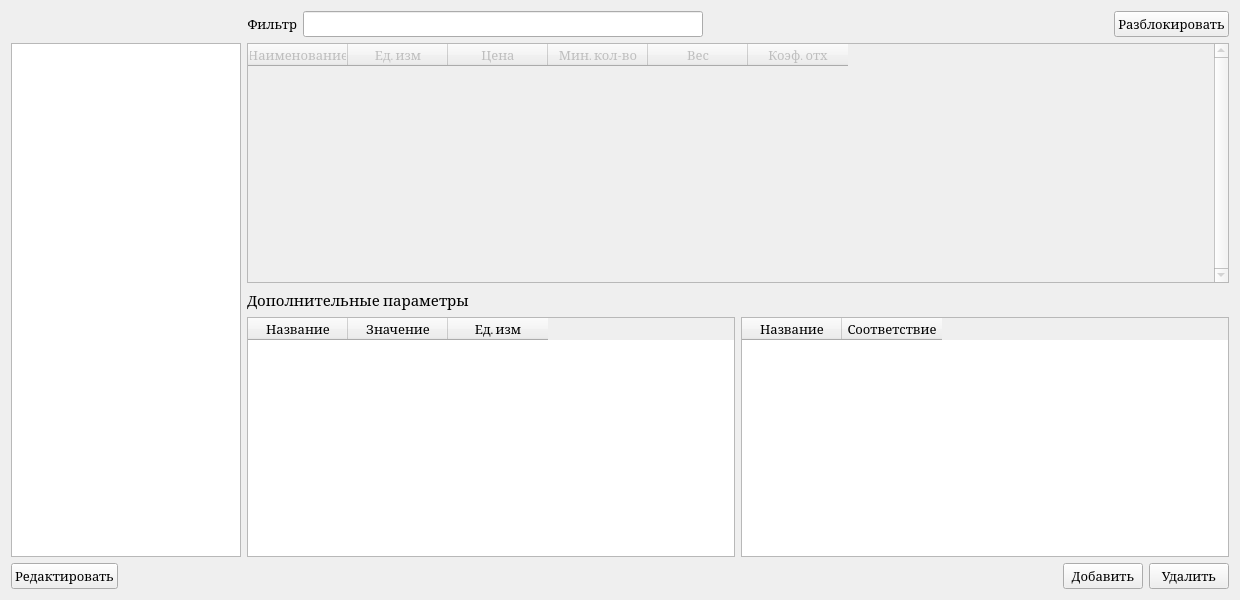
The window that materialswindow.ui (Keqy/Matterhorn-materials) describes before a commit, drawn with Qt 5.
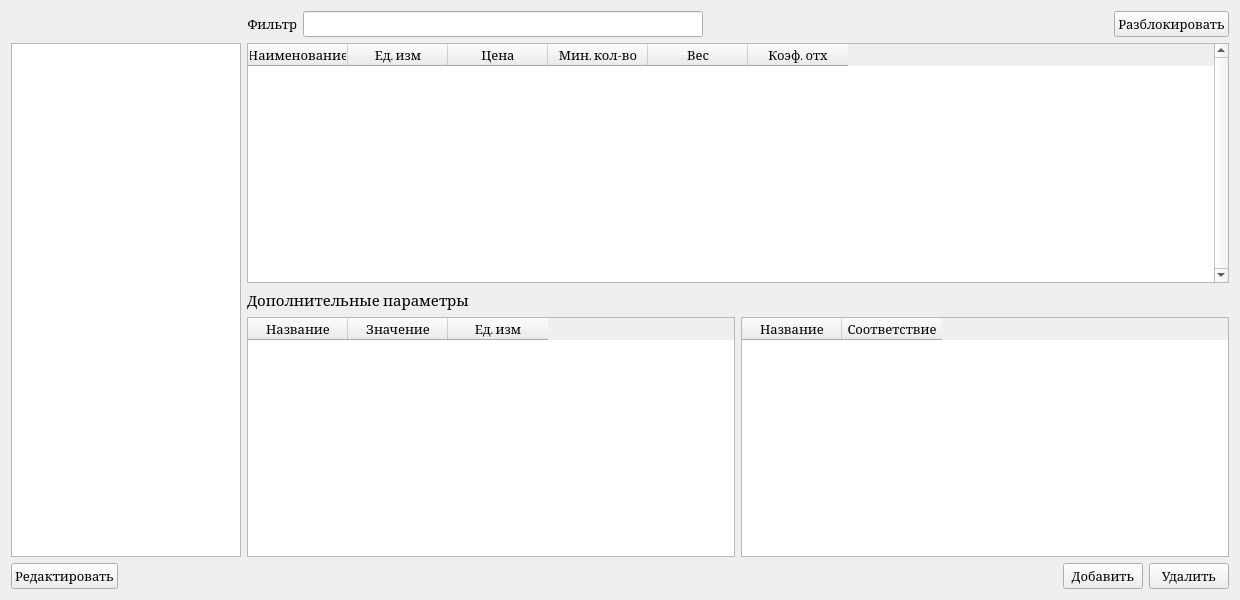
The same window after the commit. Icons and pictures are not drawn.

Commit message: refactor: Refactor new materialsTableWidget lock system

Diff of the .ui file:
```diff
--- a/materialswindow.ui
+++ b/materialswindow.ui
@@ -184,7 +184,7 @@
        <item>
         <widget class="QTableWidget" name="materialsTableWidget">
          <property name="enabled">
-          <bool>false</bool>
+          <bool>true</bool>
          </property>
          <property name="layoutDirection">
           <enum>Qt::LayoutDirection::LeftToRight</enum>
```
The commit also changes 2 other files.
